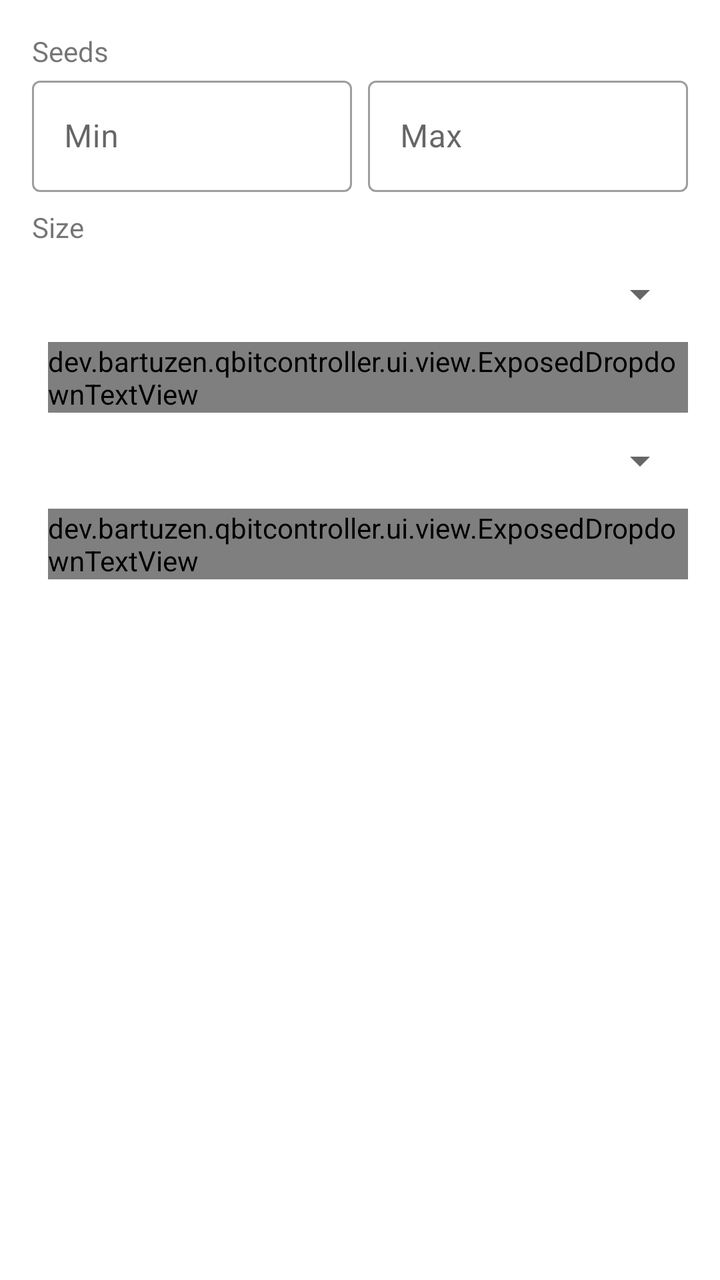
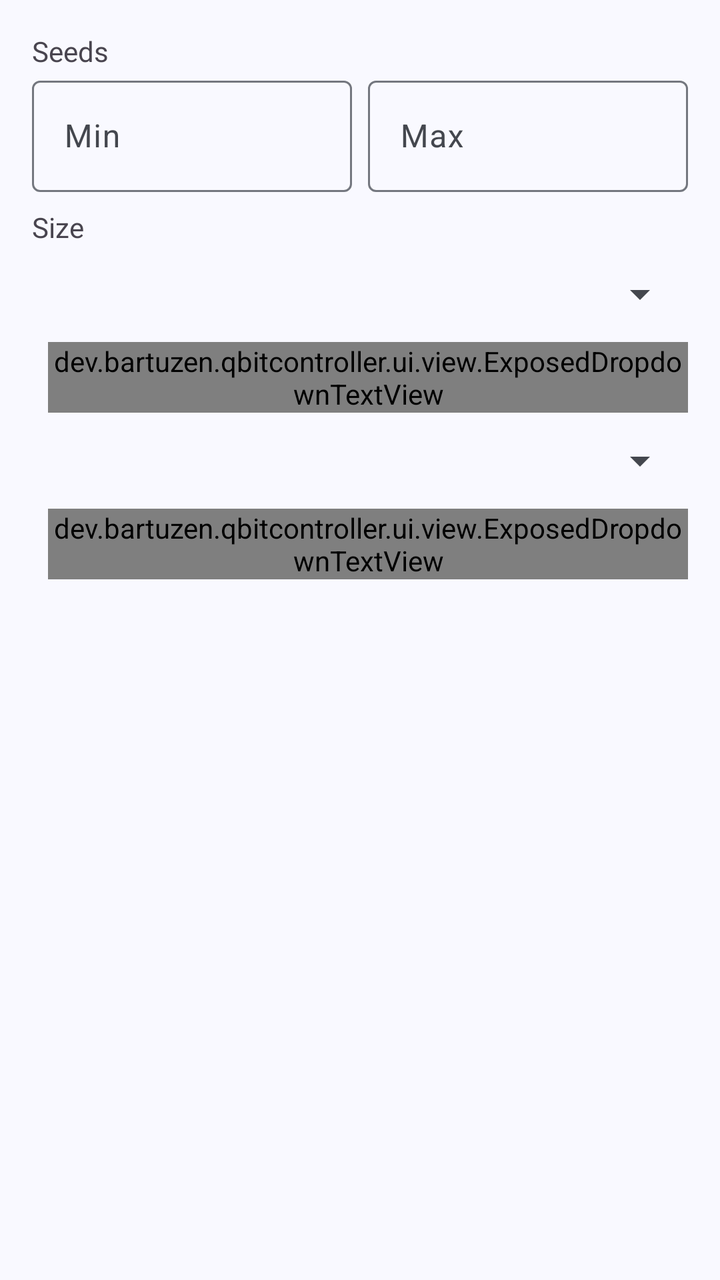

Before-and-after screenshots of an Android layout around one commit, followed by the original layout XML and the change that was made.
<!-- AndroidManifest.xml: application theme AppTheme -->
<!-- res/layout/dialog_search_filter.xml -->
<?xml version="1.0" encoding="utf-8"?>
<LinearLayout xmlns:android="http://schemas.android.com/apk/res/android"
    android:layout_width="match_parent"
    android:layout_height="match_parent"
    android:orientation="vertical"
    android:padding="16dp">

    <TextView
        android:layout_width="wrap_content"
        android:layout_height="wrap_content"
        android:text="@string/search_result_filter_seeds" />

    <LinearLayout
        android:layout_width="match_parent"
        android:layout_height="wrap_content"
        android:baselineAligned="false"
        android:orientation="horizontal">

        <com.google.android.material.textfield.TextInputLayout
            android:id="@+id/input_layout_seeds_min"
            style="@style/Widget.MaterialComponents.TextInputLayout.OutlinedBox"
            android:layout_width="match_parent"
            android:layout_height="wrap_content"
            android:layout_marginEnd="4dp"
            android:layout_weight="1">

            <com.google.android.material.textfield.TextInputEditText
                android:layout_width="match_parent"
                android:layout_height="wrap_content"
                android:hint="@string/search_result_filter_min"
                android:inputType="number" />

        </com.google.android.material.textfield.TextInputLayout>

        <com.google.android.material.textfield.TextInputLayout
            android:id="@+id/input_layout_seeds_max"
            style="@style/Widget.MaterialComponents.TextInputLayout.OutlinedBox"
            android:layout_width="match_parent"
            android:layout_height="match_parent"
            android:layout_marginStart="4dp"
            android:layout_weight="1">

            <com.google.android.material.textfield.TextInputEditText
                android:layout_width="match_parent"
                android:layout_height="wrap_content"
                android:hint="@string/search_result_filter_max"
                android:inputType="number" />

        </com.google.android.material.textfield.TextInputLayout>

    </LinearLayout>

    <TextView
        android:layout_width="wrap_content"
        android:layout_height="wrap_content"
        android:layout_marginTop="8dp"
        android:text="@string/search_result_filter_size" />

    <LinearLayout
        android:layout_width="match_parent"
        android:layout_height="wrap_content"
        android:baselineAligned="false"
        android:orientation="horizontal">

        <com.google.android.material.textfield.TextInputLayout
            android:id="@+id/input_layout_size_min"
            style="@style/Widget.MaterialComponents.TextInputLayout.OutlinedBox"
            android:layout_width="0dp"
            android:layout_height="wrap_content"
            android:layout_weight="1">

            <com.google.android.material.textfield.TextInputEditText
                android:layout_width="match_parent"
                android:layout_height="wrap_content"
                android:hint="@string/search_result_filter_min"
                android:inputType="number" />

        </com.google.android.material.textfield.TextInputLayout>

        <com.google.android.material.textfield.TextInputLayout
            android:id="@+id/input_layout"
            style="@style/Widget.MaterialComponents.TextInputLayout.OutlinedBox.ExposedDropdownMenu"
            android:layout_width="wrap_content"
            android:layout_height="wrap_content"
            android:layout_marginStart="8dp">

            <dev.bartuzen.qbitcontroller.ui.view.ExposedDropdownTextView
                android:id="@+id/dropdown_size_min_unit"
                android:layout_width="match_parent"
                android:layout_height="wrap_content" />

        </com.google.android.material.textfield.TextInputLayout>

    </LinearLayout>

    <LinearLayout
        android:layout_width="match_parent"
        android:layout_height="wrap_content"
        android:baselineAligned="false">

        <com.google.android.material.textfield.TextInputLayout
            android:id="@+id/input_layout_size_max"
            style="@style/Widget.MaterialComponents.TextInputLayout.OutlinedBox"
            android:layout_width="0dp"
            android:layout_height="match_parent"
            android:layout_weight="1">

            <com.google.android.material.textfield.TextInputEditText
                android:layout_width="match_parent"
                android:layout_height="wrap_content"
                android:hint="@string/search_result_filter_max"
                android:inputType="number" />

        </com.google.android.material.textfield.TextInputLayout>

        <com.google.android.material.textfield.TextInputLayout
            style="@style/Widget.MaterialComponents.TextInputLayout.OutlinedBox.ExposedDropdownMenu"
            android:layout_width="wrap_content"
            android:layout_height="wrap_content"
            android:layout_marginStart="8dp">

            <dev.bartuzen.qbitcontroller.ui.view.ExposedDropdownTextView
                android:id="@+id/dropdown_size_max_unit"
                android:layout_width="match_parent"
                android:layout_height="wrap_content" />

        </com.google.android.material.textfield.TextInputLayout>

    </LinearLayout>

</LinearLayout>
<!-- resources referenced by this layout -->
<resources>
  <style name="AppTheme" parent="Theme.MaterialComponents.DayNight.NoActionBar">
          <item name="colorPrimary">@color/color_primary</item>
          <item name="colorPrimaryDark">@color/color_primary_dark</item>
          <item name="colorPrimaryVariant">@color/color_primary_variant</item>
          <item name="colorOnPrimary">@color/color_on_primary</item>
  
          <item name="colorSecondary">@color/color_secondary</item>
          <item name="colorSecondaryVariant">@color/color_secondary_variant</item>
          <item name="colorOnSecondary">@color/color_on_secondary</item>
  
          <item name="windowActionModeOverlay">true</item>
          <item name="actionBarTheme">@style/AppTheme.ToolbarOverlay</item>
  
          <item name="android:textAlignment">viewStart</item>
  
          <item name="snackbarTextViewStyle">@style/AppTheme.SnackbarTextViewStyle</item>
  
          <item name="android:statusBarColor">@color/status_bar_color</item>
          <item name="android:navigationBarColor">@color/navigation_bar_color</item>
      </style>
  <color name="color_primary">#03A9F4</color>
  <color name="color_primary_dark">#007AC1</color>
  <color name="color_primary_variant">#007AC1</color>
  <color name="color_on_primary">#FFFFFF</color>
  <color name="color_secondary">#FFB300</color>
  <color name="color_secondary_variant">#C68400</color>
  <color name="color_on_secondary">#000000</color>
  <style name="AppTheme.ToolbarOverlay" parent="ThemeOverlay.MaterialComponents.Dark.ActionBar" />
  <style name="AppTheme.SnackbarTextViewStyle" parent="Widget.MaterialComponents.Snackbar.TextView">
          <item name="android:maxLines">15</item>
      </style>
  <color name="status_bar_color">@color/color_primary</color>
  <color name="navigation_bar_color">@android:color/transparent</color>
  <!-- unchanged entries left out for length: 4 -->
</resources>

<!-- the commit's change to res/layout/dialog_search_filter.xml (unified diff, before → after) -->
@@ -18,7 +18,7 @@
 
         <com.google.android.material.textfield.TextInputLayout
             android:id="@+id/input_layout_seeds_min"
-            style="@style/Widget.MaterialComponents.TextInputLayout.OutlinedBox"
+            style="@style/Widget.Material3.TextInputLayout.OutlinedBox"
             android:layout_width="match_parent"
             android:layout_height="wrap_content"
             android:layout_marginEnd="4dp"
@@ -34,7 +34,7 @@
 
         <com.google.android.material.textfield.TextInputLayout
             android:id="@+id/input_layout_seeds_max"
-            style="@style/Widget.MaterialComponents.TextInputLayout.OutlinedBox"
+            style="@style/Widget.Material3.TextInputLayout.OutlinedBox"
             android:layout_width="match_parent"
             android:layout_height="match_parent"
             android:layout_marginStart="4dp"
@@ -64,7 +64,7 @@
 
         <com.google.android.material.textfield.TextInputLayout
             android:id="@+id/input_layout_size_min"
-            style="@style/Widget.MaterialComponents.TextInputLayout.OutlinedBox"
+            style="@style/Widget.Material3.TextInputLayout.OutlinedBox"
             android:layout_width="0dp"
             android:layout_height="wrap_content"
             android:layout_weight="1">
@@ -79,7 +79,7 @@
 
         <com.google.android.material.textfield.TextInputLayout
             android:id="@+id/input_layout"
-            style="@style/Widget.MaterialComponents.TextInputLayout.OutlinedBox.ExposedDropdownMenu"
+            style="@style/Widget.Material3.TextInputLayout.OutlinedBox.ExposedDropdownMenu"
             android:layout_width="wrap_content"
             android:layout_height="wrap_content"
             android:layout_marginStart="8dp">
@@ -100,7 +100,7 @@
 
         <com.google.android.material.textfield.TextInputLayout
             android:id="@+id/input_layout_size_max"
-            style="@style/Widget.MaterialComponents.TextInputLayout.OutlinedBox"
+            style="@style/Widget.Material3.TextInputLayout.OutlinedBox"
             android:layout_width="0dp"
             android:layout_height="match_parent"
             android:layout_weight="1">
@@ -114,7 +114,7 @@
         </com.google.android.material.textfield.TextInputLayout>
 
         <com.google.android.material.textfield.TextInputLayout
-            style="@style/Widget.MaterialComponents.TextInputLayout.OutlinedBox.ExposedDropdownMenu"
+            style="@style/Widget.Material3.TextInputLayout.OutlinedBox.ExposedDropdownMenu"
             android:layout_width="wrap_content"
             android:layout_height="wrap_content"
             android:layout_marginStart="8dp">
<!-- resource entries referenced after the edit -->
@@ -1,38 +1,107 @@
 <!-- resources referenced by this layout -->
 <resources>
-  <style name="AppTheme" parent="Theme.MaterialComponents.DayNight.NoActionBar">
-          <item name="colorPrimary">@color/color_primary</item>
-          <item name="colorPrimaryDark">@color/color_primary_dark</item>
-          <item name="colorPrimaryVariant">@color/color_primary_variant</item>
-          <item name="colorOnPrimary">@color/color_on_primary</item>
+  <style name="AppTheme" parent="Theme.Material3.DayNight.NoActionBar">
+          <item name="colorPrimary">@color/md_theme_primary</item>
+          <item name="colorOnPrimary">@color/md_theme_onPrimary</item>
+          <item name="colorPrimaryContainer">@color/md_theme_primaryContainer</item>
+          <item name="colorOnPrimaryContainer">@color/md_theme_onPrimaryContainer</item>
+          <item name="colorSecondary">@color/md_theme_secondary</item>
+          <item name="colorOnSecondary">@color/md_theme_onSecondary</item>
+          <item name="colorSecondaryContainer">@color/md_theme_secondaryContainer</item>
+          <item name="colorOnSecondaryContainer">@color/md_theme_onSecondaryContainer</item>
+          <item name="colorTertiary">@color/md_theme_tertiary</item>
+          <item name="colorOnTertiary">@color/md_theme_onTertiary</item>
+          <item name="colorTertiaryContainer">@color/md_theme_tertiaryContainer</item>
+          <item name="colorOnTertiaryContainer">@color/md_theme_onTertiaryContainer</item>
+          <item name="colorError">@color/md_theme_error</item>
+          <item name="colorOnError">@color/md_theme_onError</item>
+          <item name="colorErrorContainer">@color/md_theme_errorContainer</item>
+          <item name="colorOnErrorContainer">@color/md_theme_onErrorContainer</item>
+          <item name="android:colorBackground">@color/md_theme_background</item>
+          <item name="colorOnBackground">@color/md_theme_onBackground</item>
+          <item name="colorSurface">@color/md_theme_surface</item>
+          <item name="colorOnSurface">@color/md_theme_onSurface</item>
+          <item name="colorSurfaceVariant">@color/md_theme_surfaceVariant</item>
+          <item name="colorOnSurfaceVariant">@color/md_theme_onSurfaceVariant</item>
+          <item name="colorOutline">@color/md_theme_outline</item>
+          <item name="colorOutlineVariant">@color/md_theme_outlineVariant</item>
+          <item name="colorSurfaceInverse">@color/md_theme_inverseSurface</item>
+          <item name="colorOnSurfaceInverse">@color/md_theme_inverseOnSurface</item>
+          <item name="colorPrimaryInverse">@color/md_theme_inversePrimary</item>
+          <item name="colorPrimaryFixed">@color/md_theme_primaryFixed</item>
+          <item name="colorOnPrimaryFixed">@color/md_theme_onPrimaryFixed</item>
+          <item name="colorPrimaryFixedDim">@color/md_theme_primaryFixedDim</item>
+          <item name="colorOnPrimaryFixedVariant">@color/md_theme_onPrimaryFixedVariant</item>
+          <item name="colorSecondaryFixed">@color/md_theme_secondaryFixed</item>
+          <item name="colorOnSecondaryFixed">@color/md_theme_onSecondaryFixed</item>
+          <item name="colorSecondaryFixedDim">@color/md_theme_secondaryFixedDim</item>
+          <item name="colorOnSecondaryFixedVariant">@color/md_theme_onSecondaryFixedVariant</item>
+          <item name="colorTertiaryFixed">@color/md_theme_tertiaryFixed</item>
+          <item name="colorOnTertiaryFixed">@color/md_theme_onTertiaryFixed</item>
+          <item name="colorTertiaryFixedDim">@color/md_theme_tertiaryFixedDim</item>
+          <item name="colorOnTertiaryFixedVariant">@color/md_theme_onTertiaryFixedVariant</item>
+          <item name="colorSurfaceDim">@color/md_theme_surfaceDim</item>
+          <item name="colorSurfaceBright">@color/md_theme_surfaceBright</item>
+          <item name="colorSurfaceContainerLowest">@color/md_theme_surfaceContainerLowest</item>
+          <item name="colorSurfaceContainerLow">@color/md_theme_surfaceContainerLow</item>
+          <item name="colorSurfaceContainer">@color/md_theme_surfaceContainer</item>
+          <item name="colorSurfaceContainerHigh">@color/md_theme_surfaceContainerHigh</item>
+          <item name="colorSurfaceContainerHighest">@color/md_theme_surfaceContainerHighest</item>
   
-          <item name="colorSecondary">@color/color_secondary</item>
-          <item name="colorSecondaryVariant">@color/color_secondary_variant</item>
-          <item name="colorOnSecondary">@color/color_on_secondary</item>
+          <item name="materialCardViewStyle">@style/Widget.Material3.CardView.Elevated</item>
+          <item name="snackbarTextViewStyle">@style/AppTheme.SnackbarTextViewStyle</item>
   
           <item name="windowActionModeOverlay">true</item>
-          <item name="actionBarTheme">@style/AppTheme.ToolbarOverlay</item>
-  
-          <item name="android:textAlignment">viewStart</item>
-  
-          <item name="snackbarTextViewStyle">@style/AppTheme.SnackbarTextViewStyle</item>
-  
-          <item name="android:statusBarColor">@color/status_bar_color</item>
-          <item name="android:navigationBarColor">@color/navigation_bar_color</item>
       </style>
-  <color name="color_primary">#03A9F4</color>
-  <color name="color_primary_dark">#007AC1</color>
-  <color name="color_primary_variant">#007AC1</color>
-  <color name="color_on_primary">#FFFFFF</color>
-  <color name="color_secondary">#FFB300</color>
-  <color name="color_secondary_variant">#C68400</color>
-  <color name="color_on_secondary">#000000</color>
-  <style name="AppTheme.ToolbarOverlay" parent="ThemeOverlay.MaterialComponents.Dark.ActionBar" />
-  <style name="AppTheme.SnackbarTextViewStyle" parent="Widget.MaterialComponents.Snackbar.TextView">
+  <color name="md_theme_primary">#415F91</color>
+  <color name="md_theme_onPrimary">#FFFFFF</color>
+  <color name="md_theme_primaryContainer">#D6E3FF</color>
+  <color name="md_theme_onPrimaryContainer">#001B3E</color>
+  <color name="md_theme_secondary">#565F71</color>
+  <color name="md_theme_onSecondary">#FFFFFF</color>
+  <color name="md_theme_secondaryContainer">#DAE2F9</color>
+  <color name="md_theme_onSecondaryContainer">#131C2B</color>
+  <color name="md_theme_tertiary">#705575</color>
+  <color name="md_theme_onTertiary">#FFFFFF</color>
+  <color name="md_theme_tertiaryContainer">#FAD8FD</color>
+  <color name="md_theme_onTertiaryContainer">#28132E</color>
+  <color name="md_theme_error">#BA1A1A</color>
+  <color name="md_theme_onError">#FFFFFF</color>
+  <color name="md_theme_errorContainer">#FFDAD6</color>
+  <color name="md_theme_onErrorContainer">#410002</color>
+  <color name="md_theme_background">#F9F9FF</color>
+  <color name="md_theme_onBackground">#191C20</color>
+  <color name="md_theme_surface">#F9F9FF</color>
+  <color name="md_theme_onSurface">#191C20</color>
+  <color name="md_theme_surfaceVariant">#E0E2EC</color>
+  <color name="md_theme_onSurfaceVariant">#44474E</color>
+  <color name="md_theme_outline">#74777F</color>
+  <color name="md_theme_outlineVariant">#C4C6D0</color>
+  <color name="md_theme_inverseSurface">#2E3036</color>
+  <color name="md_theme_inverseOnSurface">#F0F0F7</color>
+  <color name="md_theme_inversePrimary">#AAC7FF</color>
+  <color name="md_theme_primaryFixed">#D6E3FF</color>
+  <color name="md_theme_onPrimaryFixed">#001B3E</color>
+  <color name="md_theme_primaryFixedDim">#AAC7FF</color>
+  <color name="md_theme_onPrimaryFixedVariant">#284777</color>
+  <color name="md_theme_secondaryFixed">#DAE2F9</color>
+  <color name="md_theme_onSecondaryFixed">#131C2B</color>
+  <color name="md_theme_secondaryFixedDim">#BEC6DC</color>
+  <color name="md_theme_onSecondaryFixedVariant">#3E4759</color>
+  <color name="md_theme_tertiaryFixed">#FAD8FD</color>
+  <color name="md_theme_onTertiaryFixed">#28132E</color>
+  <color name="md_theme_tertiaryFixedDim">#DDBCE0</color>
+  <color name="md_theme_onTertiaryFixedVariant">#573E5C</color>
+  <color name="md_theme_surfaceDim">#D9D9E0</color>
+  <color name="md_theme_surfaceBright">#F9F9FF</color>
+  <color name="md_theme_surfaceContainerLowest">#FFFFFF</color>
+  <color name="md_theme_surfaceContainerLow">#F3F3FA</color>
+  <color name="md_theme_surfaceContainer">#EDEDF4</color>
+  <color name="md_theme_surfaceContainerHigh">#E7E8EE</color>
+  <color name="md_theme_surfaceContainerHighest">#E2E2E9</color>
+  <style name="AppTheme.SnackbarTextViewStyle" parent="Widget.Material3.Snackbar.TextView">
           <item name="android:maxLines">15</item>
       </style>
-  <color name="status_bar_color">@color/color_primary</color>
-  <color name="navigation_bar_color">@android:color/transparent</color>
   <!-- unchanged entries left out for length: 4 -->
 </resources>
 
